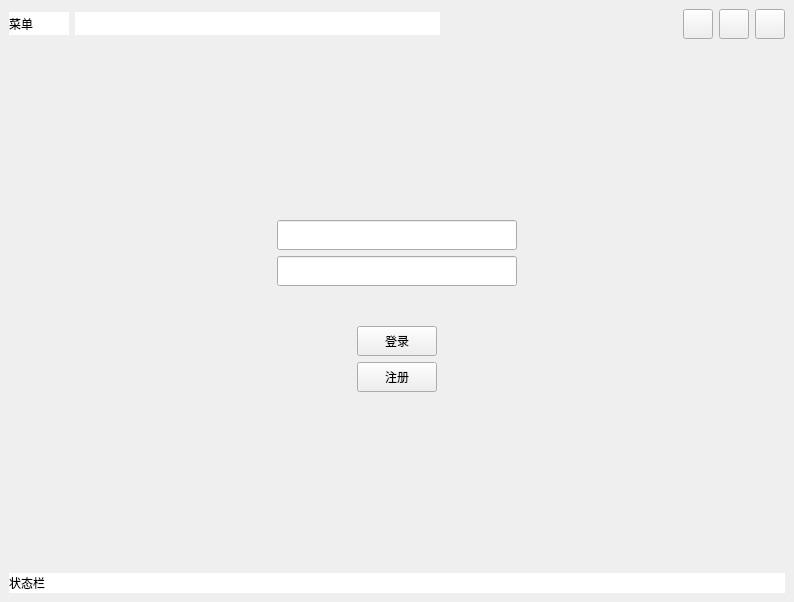
Before: the Qt Designer form mainwindow.ui in KERWINHUGH/InternetMonitoring, drawn with Qt 5.
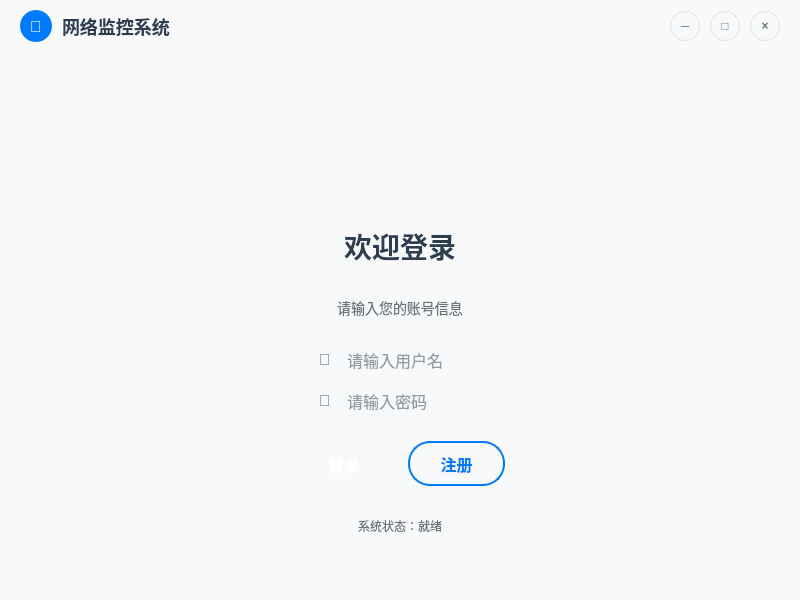
After: the same form once the commit is applied. Icons and pictures are not drawn.

Commit message: 登录界面优化

```diff
--- a/mainwindow.ui
+++ b/mainwindow.ui
@@ -6,71 +6,104 @@
    <rect>
     <x>0</x>
     <y>0</y>
-    <width>794</width>
-    <height>602</height>
+    <width>800</width>
+    <height>600</height>
    </rect>
   </property>
   <property name="windowTitle">
-   <string>MainWindow</string>
+   <string>网络监控系统 - 登录</string>
+  </property>
+  <property name="styleSheet">
+   <string notr="true">QMainWindow {
+    background: #f8f9fa;
+    border: none;
+}
+
+QWidget#centralwidget {
+    background: transparent;
+}</string>
   </property>
   <widget class="QWidget" name="centralwidget">
-   <layout class="QGridLayout" name="gridLayout">
-    <item row="0" column="0">
-     <layout class="QVBoxLayout" name="verticalLayout_3" stretch="10,20,20,4,20,20,0">
+   <layout class="QVBoxLayout" name="mainLayout">
+    <property name="spacing">
+     <number>0</number>
+    </property>
+    <property name="leftMargin">
+     <number>0</number>
+    </property>
+    <property name="topMargin">
+     <number>0</number>
+    </property>
+    <property name="rightMargin">
+     <number>0</number>
+    </property>
+    <property name="bottomMargin">
+     <number>0</number>
+    </property>
       <item>
-       <layout class="QHBoxLayout" name="horizontalLayout_6">
+     <layout class="QHBoxLayout" name="titleLayout">
+      <property name="spacing">
+       <number>10</number>
+      </property>
+      <property name="leftMargin">
+       <number>20</number>
+      </property>
+      <property name="topMargin">
+       <number>10</number>
+      </property>
+      <property name="rightMargin">
+       <number>20</number>
+      </property>
+      <property name="bottomMargin">
+       <number>10</number>
+      </property>
         <item>
-         <layout class="QHBoxLayout" name="horizontalLayout_3">
-          <item>
-           <widget class="QLabel" name="menu">
+       <widget class="QLabel" name="logoLabel">
             <property name="minimumSize">
              <size>
-              <width>60</width>
-              <height>23</height>
+          <width>32</width>
+          <height>32</height>
              </size>
             </property>
             <property name="maximumSize">
              <size>
-              <width>60</width>
-              <height>23</height>
+          <width>32</width>
+          <height>32</height>
              </size>
             </property>
             <property name="styleSheet">
-             <string notr="true">background-color: rgb(255, 255, 255);</string>
+         <string notr="true">QLabel {
+    background: #007bff;
+    border-radius: 16px;
+    color: white;
+    font-weight: bold;
+    font-size: 16px;
+}</string>
             </property>
             <property name="text">
-             <string>菜单</string>
-            </property>
+         <string>📡</string>
+        </property>
+        <property name="alignment">
+         <set>Qt::AlignCenter</set>
+        </property>
            </widget>
           </item>
           <item>
-           <widget class="QLabel" name="menuText">
-            <property name="minimumSize">
-             <size>
-              <width>365</width>
-              <height>23</height>
-             </size>
-            </property>
-            <property name="maximumSize">
-             <size>
-              <width>10000</width>
-              <height>23</height>
-             </size>
-            </property>
+       <widget class="QLabel" name="titleLabel">
             <property name="styleSheet">
-             <string notr="true">background-color: rgb(255, 255, 255);</string>
+         <string notr="true">QLabel {
+    color: #2c3e50;
+    font-size: 18px;
+    font-weight: bold;
+}</string>
             </property>
             <property name="text">
-             <string/>
+         <string>网络监控系统</string>
             </property>
            </widget>
           </item>
-         </layout>
-        </item>
         <item>
-         <layout class="QHBoxLayout" name="horizontalLayout_2">
-          <item>
-           <spacer name="horizontalSpacer_5">
+       <spacer name="titleSpacer">
             <property name="orientation">
              <enum>Qt::Horizontal</enum>
             </property>
@@ -96,8 +129,22 @@
               <height>30</height>
              </size>
             </property>
+        <property name="styleSheet">
+         <string notr="true">QPushButton {
+    background: #f8f9fa;
+    border: 1px solid #dee2e6;
+    border-radius: 15px;
+    color: #6c757d;
+    font-weight: bold;
+}
+
+QPushButton:hover {
+    background: #e9ecef;
+    border-color: #adb5bd;
+}</string>
+        </property>
             <property name="text">
-             <string/>
+         <string>─</string>
             </property>
            </widget>
           </item>
@@ -115,8 +162,22 @@
               <height>30</height>
              </size>
             </property>
+        <property name="styleSheet">
+         <string notr="true">QPushButton {
+    background: #f8f9fa;
+    border: 1px solid #dee2e6;
+    border-radius: 15px;
+    color: #6c757d;
+    font-weight: bold;
+}
+
+QPushButton:hover {
+    background: #e9ecef;
+    border-color: #adb5bd;
+}</string>
+        </property>
             <property name="text">
-             <string/>
+         <string>□</string>
             </property>
            </widget>
           </item>
@@ -134,30 +195,46 @@
               <height>30</height>
              </size>
             </property>
+        <property name="styleSheet">
+         <string notr="true">QPushButton {
+    background: #f8f9fa;
+    border: 1px solid #dee2e6;
+    border-radius: 15px;
+    color: #6c757d;
+    font-weight: bold;
+}
+
+QPushButton:hover {
+    background: #dc3545;
+    border-color: #dc3545;
+    color: white;
+}</string>
+        </property>
             <property name="text">
-             <string/>
+         <string>×</string>
             </property>
            </widget>
           </item>
          </layout>
         </item>
-       </layout>
-      </item>
       <item>
-       <spacer name="verticalSpacer">
+     <spacer name="topSpacer">
         <property name="orientation">
          <enum>Qt::Vertical</enum>
         </property>
         <property name="sizeHint" stdset="0">
          <size>
           <width>20</width>
-          <height>40</height>
+        <height>80</height>
          </size>
         </property>
        </spacer>
       </item>
       <item>
-       <layout class="QHBoxLayout" name="horizontalLayout_5">
+     <layout class="QHBoxLayout" name="contentLayout">
+      <property name="spacing">
+       <number>0</number>
+      </property>
         <item>
          <spacer name="horizontalSpacer">
           <property name="orientation">
@@ -165,112 +242,276 @@
           </property>
           <property name="sizeHint" stdset="0">
            <size>
-            <width>17</width>
+          <width>100</width>
             <height>20</height>
            </size>
           </property>
          </spacer>
         </item>
         <item>
-         <layout class="QVBoxLayout" name="verticalLayout">
+       <layout class="QVBoxLayout" name="cardLayout">
+        <property name="spacing">
+         <number>30</number>
+        </property>
+        <property name="leftMargin">
+         <number>40</number>
+        </property>
+        <property name="topMargin">
+         <number>40</number>
+        </property>
+        <property name="rightMargin">
+         <number>40</number>
+        </property>
+        <property name="bottomMargin">
+         <number>40</number>
+        </property>
+        <item alignment="Qt::AlignHCenter">
+         <widget class="QLabel" name="welcomeIcon">
+          <property name="sizePolicy">
+           <sizepolicy hsizetype="Preferred" vsizetype="Preferred">
+            <horstretch>0</horstretch>
+            <verstretch>0</verstretch>
+           </sizepolicy>
+          </property>
+          <property name="minimumSize">
+           <size>
+            <width>80</width>
+            <height>80</height>
+           </size>
+          </property>
+          <property name="maximumSize">
+           <size>
+            <width>80</width>
+            <height>80</height>
+           </size>
+          </property>
+          <property name="layoutDirection">
+           <enum>Qt::LeftToRight</enum>
+          </property>
+          <property name="styleSheet">
+           <string notr="true">image: url(:/IOTmanagement.png);</string>
+          </property>
+          <property name="text">
+           <string/>
+          </property>
+          <property name="alignment">
+           <set>Qt::AlignCenter</set>
+          </property>
+         </widget>
+        </item>
+        <item>
+         <widget class="QLabel" name="welcomeTitle">
+          <property name="styleSheet">
+           <string notr="true">QLabel {
+    color: #2c3e50;
+    font-size: 28px;
+    font-weight: bold;
+    text-align: center;
+}</string>
+          </property>
+          <property name="text">
+           <string>欢迎登录</string>
+          </property>
+          <property name="alignment">
+           <set>Qt::AlignCenter</set>
+          </property>
+         </widget>
+        </item>
+        <item>
+         <widget class="QLabel" name="welcomeSubtitle">
+          <property name="styleSheet">
+           <string notr="true">QLabel {
+    color: #6c757d;
+    font-size: 14px;
+    text-align: center;
+}</string>
+          </property>
+          <property name="text">
+           <string>请输入您的账号信息</string>
+          </property>
+          <property name="alignment">
+           <set>Qt::AlignCenter</set>
+          </property>
+         </widget>
+        </item>
+        <item>
+         <layout class="QVBoxLayout" name="inputLayout">
+          <property name="spacing">
+           <number>20</number>
+          </property>
+          <item>
+           <layout class="QHBoxLayout" name="usernameLayout">
+            <property name="spacing">
+             <number>10</number>
+            </property>
+            <property name="leftMargin">
+             <number>20</number>
+            </property>
+            <property name="topMargin">
+             <number>0</number>
+            </property>
+            <property name="rightMargin">
+             <number>20</number>
+            </property>
+            <property name="bottomMargin">
+             <number>0</number>
+            </property>
+            <item>
+             <widget class="QLabel" name="userIcon">
+              <property name="minimumSize">
+               <size>
+                <width>20</width>
+                <height>20</height>
+               </size>
+              </property>
+              <property name="maximumSize">
+               <size>
+                <width>20</width>
+                <height>20</height>
+               </size>
+              </property>
+              <property name="styleSheet">
+               <string notr="true">QLabel {
+    color: #6c757d;
+    font-size: 16px;
+}</string>
+              </property>
+              <property name="text">
+               <string>👤</string>
+              </property>
+              <property name="alignment">
+               <set>Qt::AlignCenter</set>
+              </property>
+             </widget>
+            </item>
           <item>
            <widget class="QLineEdit" name="editUserAccount">
-            <property name="minimumSize">
-             <size>
-              <width>240</width>
-              <height>30</height>
-             </size>
-            </property>
-            <property name="maximumSize">
-             <size>
-              <width>240</width>
-              <height>30</height>
-             </size>
-            </property>
-            <property name="toolTip">
-             <string>&lt;html&gt;&lt;head/&gt;&lt;body&gt;&lt;p&gt;用户名&lt;/p&gt;&lt;p&gt;&lt;br/&gt;&lt;/p&gt;&lt;/body&gt;&lt;/html&gt;</string>
-            </property>
-           </widget>
-          </item>
+              <property name="styleSheet">
+               <string notr="true">QLineEdit {
+    background: transparent;
+    border: none;
+    font-size: 16px;
+    color: #2c3e50;
+    padding: 0px;
+}
+
+QLineEdit::placeholder {
+    color: #6c757d;
+}</string>
+              </property>
+              <property name="placeholderText">
+               <string>请输入用户名</string>
+              </property>
+             </widget>
+            </item>
+           </layout>
+          </item>
           <item>
-           <widget class="QLineEdit" name="editUserPassord">
+           <layout class="QHBoxLayout" name="passwordLayout">
+            <property name="spacing">
+             <number>10</number>
+            </property>
+            <property name="leftMargin">
+             <number>20</number>
+            </property>
+            <property name="topMargin">
+             <number>0</number>
+            </property>
+            <property name="rightMargin">
+             <number>20</number>
+            </property>
+            <property name="bottomMargin">
+             <number>0</number>
+            </property>
+            <item>
+             <widget class="QLabel" name="passIcon">
             <property name="minimumSize">
              <size>
-              <width>240</width>
-              <height>30</height>
+                <width>20</width>
+                <height>20</height>
              </size>
             </property>
             <property name="maximumSize">
              <size>
-              <width>240</width>
-              <height>30</height>
-             </size>
-            </property>
-            <property name="toolTip">
-             <string>&lt;html&gt;&lt;head/&gt;&lt;body&gt;&lt;p&gt;密码&lt;/p&gt;&lt;/body&gt;&lt;/html&gt;</string>
-            </property>
-           </widget>
-          </item>
-         </layout>
-        </item>
+                <width>20</width>
+                <height>20</height>
+               </size>
+              </property>
+              <property name="styleSheet">
+               <string notr="true">QLabel {
+    color: #6c757d;
+    font-size: 16px;
+}</string>
+              </property>
+              <property name="text">
+               <string>🔐</string>
+              </property>
+              <property name="alignment">
+               <set>Qt::AlignCenter</set>
+              </property>
+             </widget>
+            </item>
         <item>
-         <spacer name="horizontalSpacer_2">
-          <property name="orientation">
-           <enum>Qt::Horizontal</enum>
-          </property>
-          <property name="sizeHint" stdset="0">
-           <size>
-            <width>17</width>
-            <height>20</height>
-           </size>
-          </property>
-         </spacer>
+             <widget class="QLineEdit" name="editUserPassword">
+              <property name="styleSheet">
+               <string notr="true">QLineEdit {
+    background: transparent;
+    border: none;
+    font-size: 16px;
+    color: #2c3e50;
+    padding: 0px;
+}
+
+QLineEdit::placeholder {
+    color: #6c757d;
+}</string>
+              </property>
+              <property name="echoMode">
+               <enum>QLineEdit::Password</enum>
+              </property>
+              <property name="placeholderText">
+               <string>请输入密码</string>
+              </property>
+             </widget>
         </item>
        </layout>
       </item>
-      <item>
-       <spacer name="verticalSpacer_2">
-        <property name="orientation">
-         <enum>Qt::Vertical</enum>
-        </property>
-        <property name="sizeHint" stdset="0">
-         <size>
-          <width>20</width>
-          <height>40</height>
-         </size>
-        </property>
-       </spacer>
+         </layout>
       </item>
       <item>
-       <layout class="QHBoxLayout" name="horizontalLayout">
-        <item>
-         <spacer name="horizontalSpacer_3">
-          <property name="orientation">
-           <enum>Qt::Horizontal</enum>
+         <layout class="QHBoxLayout" name="buttonLayout">
+          <property name="spacing">
+           <number>15</number>
           </property>
-          <property name="sizeHint" stdset="0">
-           <size>
-            <width>40</width>
-            <height>20</height>
-           </size>
-          </property>
-         </spacer>
-        </item>
-        <item>
-         <layout class="QVBoxLayout" name="verticalLayout_2">
           <item>
            <widget class="QPushButton" name="bntLogin">
             <property name="minimumSize">
              <size>
-              <width>80</width>
-              <height>30</height>
+              <width>0</width>
+              <height>45</height>
              </size>
             </property>
-            <property name="maximumSize">
-             <size>
-              <width>80</width>
-              <height>30</height>
-             </size>
+            <property name="styleSheet">
+             <string notr="true">QPushButton {
+    background: qlineargradient(x1:0, y1:0, x2:1, y2:0,
+        stop:0 #007bff, stop:1 #0056b3);
+    border: none;
+    border-radius: 22px;
+    color: white;
+    font-size: 16px;
+    font-weight: bold;
+    padding: 10px 20px;
+}
+
+QPushButton:hover {
+    background: qlineargradient(x1:0, y1:0, x2:1, y2:0,
+        stop:0 #0056b3, stop:1 #004085);
+}
+
+QPushButton:pressed {
+    background: qlineargradient(x1:0, y1:0, x2:1, y2:0,
+        stop:0 #004085, stop:1 #002752);
+}</string>
             </property>
             <property name="text">
              <string>登录</string>
@@ -281,15 +522,31 @@
            <widget class="QPushButton" name="bntRegister">
             <property name="minimumSize">
              <size>
-              <width>80</width>
-              <height>30</height>
+              <width>0</width>
+              <height>45</height>
              </size>
             </property>
-            <property name="maximumSize">
-             <size>
-              <width>80</width>
-              <height>30</height>
-             </size>
+            <property name="styleSheet">
+             <string notr="true">QPushButton {
+    background: transparent;
+    border: 2px solid #007bff;
+    border-radius: 22px;
+    color: #007bff;
+    font-size: 16px;
+    font-weight: bold;
+    padding: 10px 20px;
+}
+
+QPushButton:hover {
+    background: #007bff;
+    color: white;
+}
+
+QPushButton:pressed {
+    background: #0056b3;
+    border-color: #0056b3;
+    color: white;
+}</string>
             </property>
             <property name="text">
              <string>注册</string>
@@ -299,35 +556,7 @@
          </layout>
         </item>
         <item>
-         <spacer name="horizontalSpacer_4">
-          <property name="orientation">
-           <enum>Qt::Horizontal</enum>
-          </property>
-          <property name="sizeHint" stdset="0">
-           <size>
-            <width>40</width>
-            <height>20</height>
-           </size>
-          </property>
-         </spacer>
-        </item>
-       </layout>
-      </item>
-      <item>
-       <spacer name="verticalSpacer_3">
-        <property name="orientation">
-         <enum>Qt::Vertical</enum>
-        </property>
-        <property name="sizeHint" stdset="0">
-         <size>
-          <width>20</width>
-          <height>40</height>
-         </size>
-        </property>
-       </spacer>
-      </item>
-      <item>
-       <widget class="QLabel" name="label_3">
+         <widget class="QLabel" name="statusLabel">
         <property name="minimumSize">
          <size>
           <width>0</width>
@@ -341,14 +570,49 @@
          </size>
         </property>
         <property name="styleSheet">
-         <string notr="true">background-color: rgb(255, 255, 255);</string>
+           <string notr="true">QLabel {
+    color: #6c757d;
+    font-size: 12px;
+    text-align: center;
+}</string>
         </property>
         <property name="text">
-         <string>状态栏</string>
+           <string>系统状态：就绪</string>
+          </property>
+          <property name="alignment">
+           <set>Qt::AlignCenter</set>
         </property>
        </widget>
       </item>
      </layout>
+      </item>
+      <item>
+       <spacer name="rightSpacer">
+        <property name="orientation">
+         <enum>Qt::Horizontal</enum>
+        </property>
+        <property name="sizeHint" stdset="0">
+         <size>
+          <width>100</width>
+          <height>20</height>
+         </size>
+        </property>
+       </spacer>
+      </item>
+     </layout>
+    </item>
+    <item>
+     <spacer name="bottomSpacer">
+      <property name="orientation">
+       <enum>Qt::Vertical</enum>
+      </property>
+      <property name="sizeHint" stdset="0">
+       <size>
+        <width>20</width>
+        <height>80</height>
+       </size>
+      </property>
+     </spacer>
     </item>
    </layout>
   </widget>
```
Left out of the diff: 2 changed lines with no effect on the pictures. Lines whose indentation alone changed are shown as unchanged. The commit also changes 21 other files.
